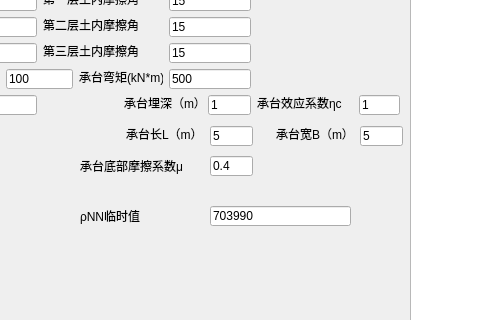
Qt form CalPile/second.ui (tuchengen/PYTHON) before a commit; both pictures show x 400 to 880 and y 114 to 434 of the 1395 by 777 pixel window.
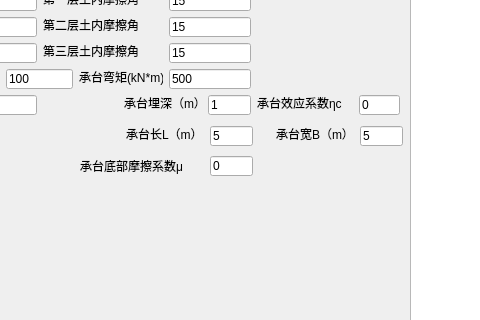
The same form after that commit.

The edit to the form file:
```diff
--- a/CalPile/second.ui
+++ b/CalPile/second.ui
@@ -946,7 +946,7 @@
     </rect>
    </property>
    <property name="text">
-    <string>1</string>
+    <string>0</string>
    </property>
   </widget>
   <widget class="QLineEdit" name="lineEdit_21">
@@ -1011,7 +1011,7 @@
     </rect>
    </property>
    <property name="text">
-    <string>0.4</string>
+    <string>0</string>
    </property>
   </widget>
   <widget class="QLabel" name="label_28">
@@ -1027,32 +1027,6 @@
     <string>承台底部摩擦系数μ</string>
    </property>
   </widget>
-  <widget class="QLineEdit" name="lineEdit_24">
-   <property name="geometry">
-    <rect>
-     <x>610</x>
-     <y>320</y>
-     <width>141</width>
-     <height>20</height>
-    </rect>
-   </property>
-   <property name="text">
-    <string>703990</string>
-   </property>
-  </widget>
-  <widget class="QLabel" name="label_29">
-   <property name="geometry">
-    <rect>
-     <x>480</x>
-     <y>320</y>
-     <width>131</width>
-     <height>20</height>
-    </rect>
-   </property>
-   <property name="text">
-    <string>ρNN临时值</string>
-   </property>
-  </widget>
  </widget>
  <resources/>
  <connections>
```
